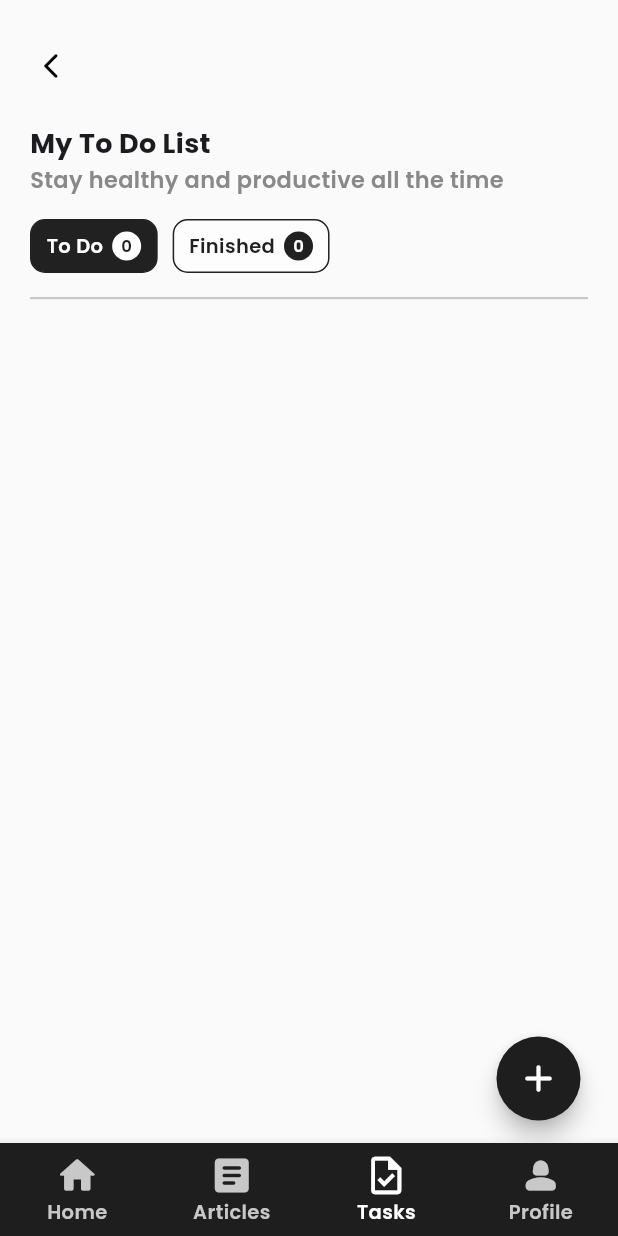
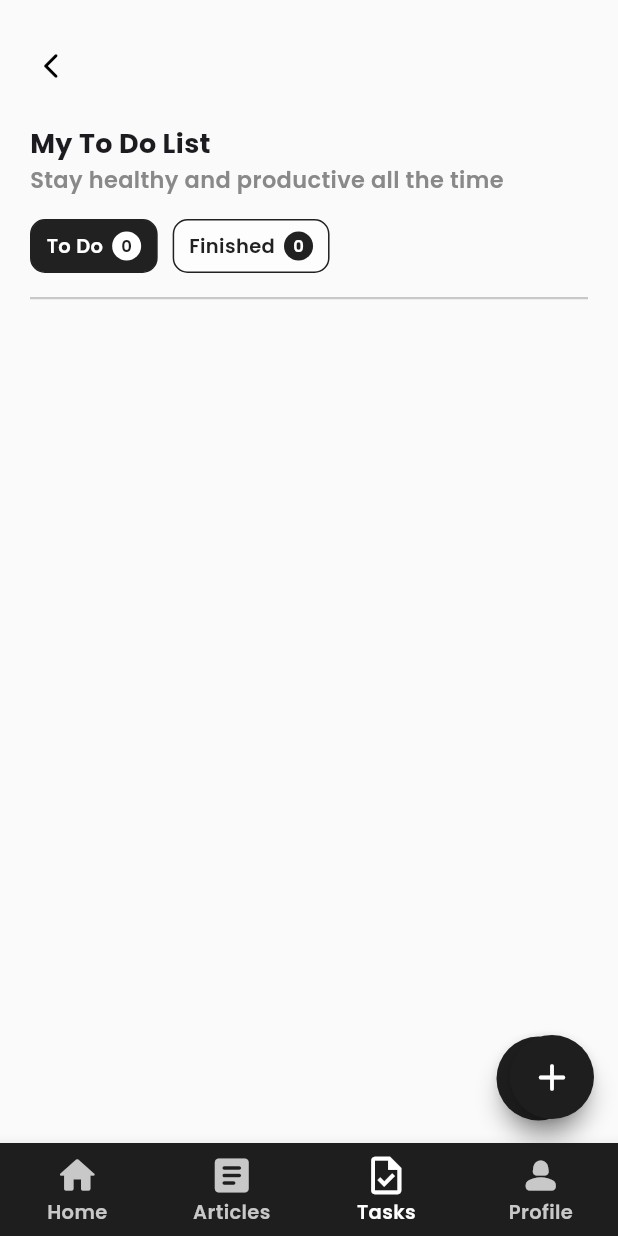
Before and after one commit to evelyn-zhan/health-mobile-app, a Flutter app: the screen it shows after launch, item 3 of the bottom bar chosen, on a phone screen of 412 x 824 dp. Run offline on Flutter 3.47's test engine with Material 3 defaults, Android fonts, the phone set to English and light mode, and no system bars; our stand-ins replace google_fonts.

```diff
--- a/lib/main.dart
+++ b/lib/main.dart
@@ -2,6 +2,7 @@ import 'package:flutter/material.dart';
 import 'package:google_fonts/google_fonts.dart';
 import 'package:health_mobile_app/providers/page_provider.dart';
 import 'package:health_mobile_app/providers/profile_provider.dart';
+import 'package:health_mobile_app/screens/new_task.dart';
 import 'package:provider/provider.dart';
 import 'package:health_mobile_app/providers/todo_provider.dart';
 
@@ -39,8 +40,22 @@ class _MyAppState extends State<MyApp> {
       home: Scaffold(
         backgroundColor: Color(0xFFFAFAFA),
         body: SafeArea(
-          child: context.read<PageProvider>().page[context.watch<PageProvider>().pageIndex]
+          child: context.read<PageProvider>().page[context.watch<PageProvider>().pageIndex],
         ),
+        floatingActionButton:
+        context.watch<PageProvider>().pageIndex == 2
+        ? Builder(
+          builder: (context) {
+            return FloatingActionButton(
+              onPressed: () => Navigator.push(context, MaterialPageRoute(builder: (context) => AddTask())),
+              backgroundColor: Color(0xFF1E1E1E),
+              foregroundColor: Colors.white,
+              shape: RoundedRectangleBorder(borderRadius: BorderRadius.circular(30)),
+              child: Icon(Icons.add_rounded, size: 30)
+            );
+          }
+        )
+        : null,
         bottomNavigationBar: BottomNavigationBar(
           type: BottomNavigationBarType.fixed,
           iconSize: 30,
```
